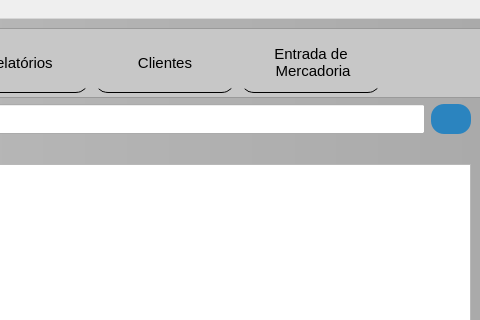
This is mainwindow.ui in GabR36/QEstoqueLoja as Qt 5 draws it before an edit; both pictures show x 730 to 1210 and y 0 to 320 of the 1210 by 643 pixel window. The edited form follows.
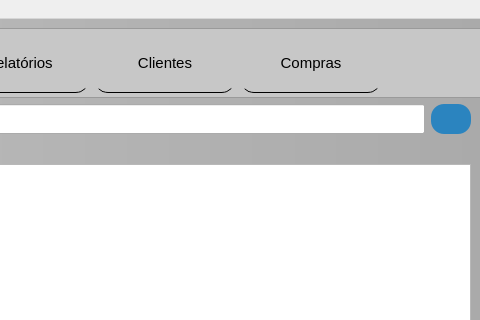
This is the edited form. Icons and pictures are not drawn. Custom widgets are drawn as their Qt base class.

The edit to the form file:
```diff
--- a/mainwindow.ui
+++ b/mainwindow.ui
@@ -413,12 +413,17 @@
                  </size>
                 </property>
                 <property name="text">
-                 <string>Entrada de
- Mercadoria</string>
+                 <string>Compras</string>
                 </property>
                 <property name="icon">
                  <iconset theme="QIcon::ThemeIcon::GoHome"/>
                 </property>
+                <property name="iconSize">
+                 <size>
+                  <width>40</width>
+                  <height>40</height>
+                 </size>
+                </property>
                </widget>
               </item>
               <item>
```
